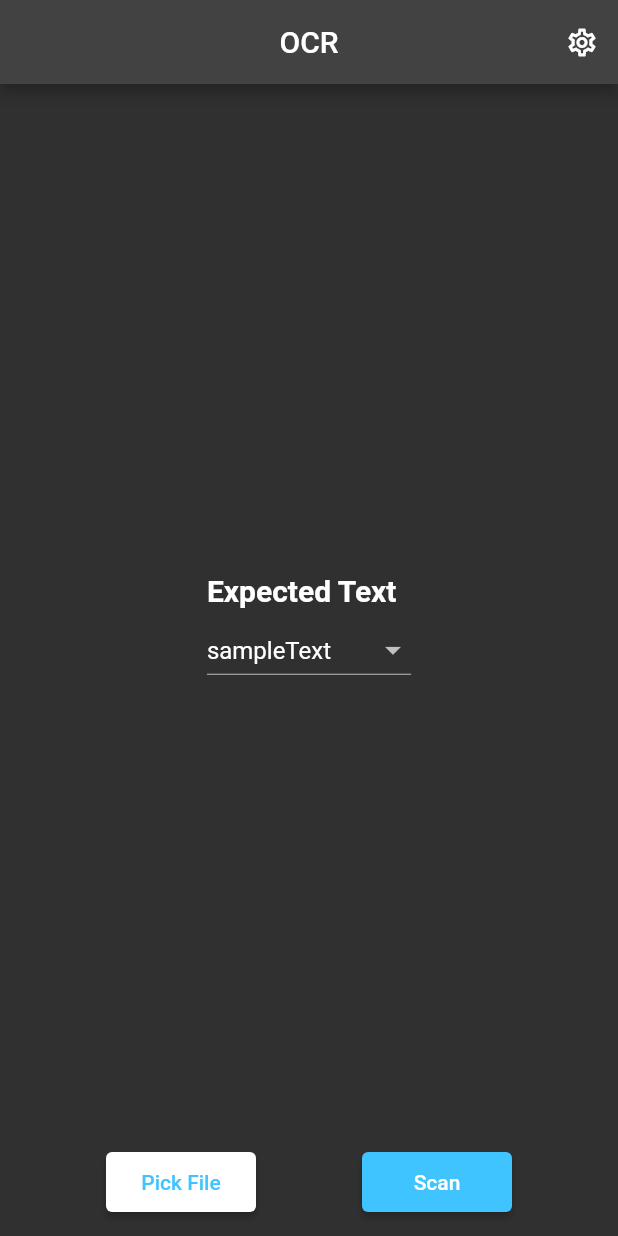
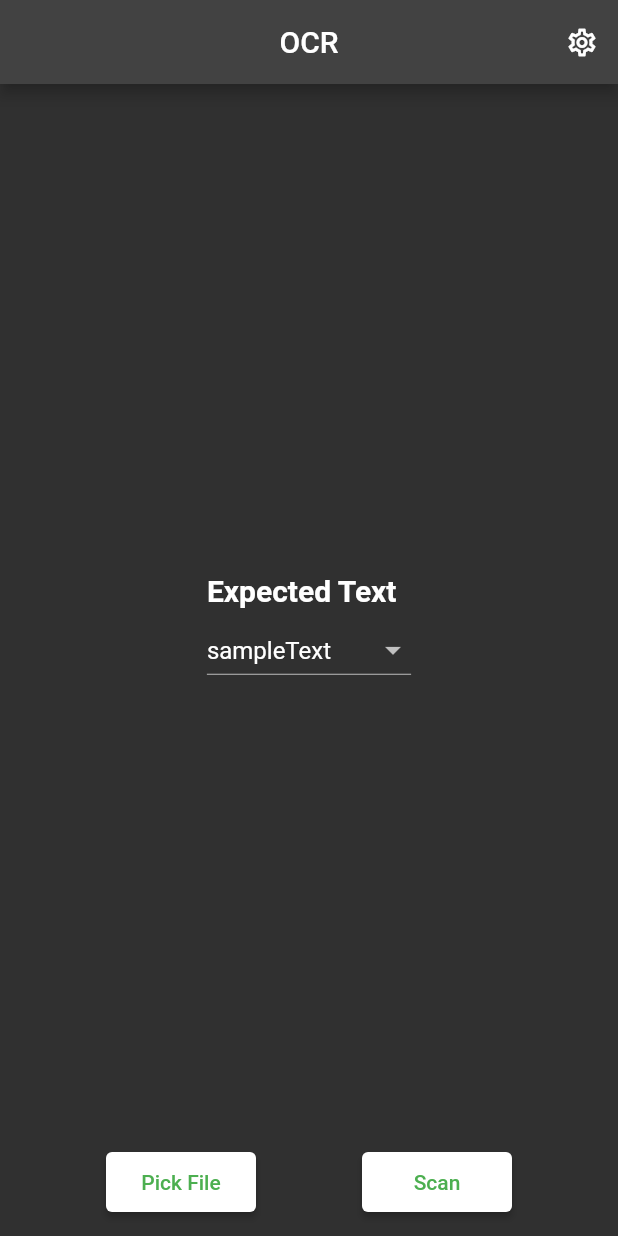
Before and after one commit to cahix/ocrrub, a Flutter app: the screen it shows after launch, on a phone screen of 412 x 824 dp. Run offline on Flutter 3.47's test engine with Material 2 defaults, Android fonts, the phone set to English and light mode, and no system bars; drawn by our look-alikes of screenshot; our stand-ins replace auto_size_text, file_picker; missing offline and left inert: diff_match_patch, google_ml_kit, pretty_diff_text, string_similarity; generated files the repository leaves out were written again.

Commit message:
ui update

```diff
--- a/lib/src/view/constants.dart
+++ b/lib/src/view/constants.dart
@@ -3,4 +3,4 @@ import 'dart:ui';
 import 'package:flutter/material.dart';
 
 const double kPad = 14.0;
-const Color primaryColor = Colors.lightBlueAccent;
+const Color primaryColor = Colors.green;
--- a/lib/src/view/ocr/ocr_view.dart
+++ b/lib/src/view/ocr/ocr_view.dart
@@ -105,8 +105,8 @@ class _OCRViewState extends State<OCRView> {
       height: buttonHeight,
       child: ElevatedButton(
           onPressed: () => _controller.scan(),
-          child: Text('Scan'),
-        style: ElevatedButton.styleFrom(primary: primaryColor),
+          child: Text('Scan', style: TextStyle(color: primaryColor)),
+        style: ElevatedButton.styleFrom(primary: Colors.white),
       ),
     );
   }
--- a/lib/src/view/ocr/widgets/text_diff_view.dart
+++ b/lib/src/view/ocr/widgets/text_diff_view.dart
@@ -37,8 +37,8 @@ class TextDiffView extends StatelessWidget {
       mainAxisAlignment: MainAxisAlignment.spaceEvenly,
       children: [
         const LegendItem(color: matchColor, name: 'Expected'),
-        const LegendItem(color: addedColor, name: 'Added'),
-        const LegendItem(color: deletedColor, name: 'Deleted'),
+        const LegendItem(color: addedColor, name: 'New'),
+        const LegendItem(color: deletedColor, name: 'Missing'),
       ],
     );
   }
```
Also changed, not shown: lib/src/view/ocr/ocr_noramaliser.dart (+0 -8 lines), lib/src/view/ocr/ocr_view_controller.dart (+9 -1 lines).
